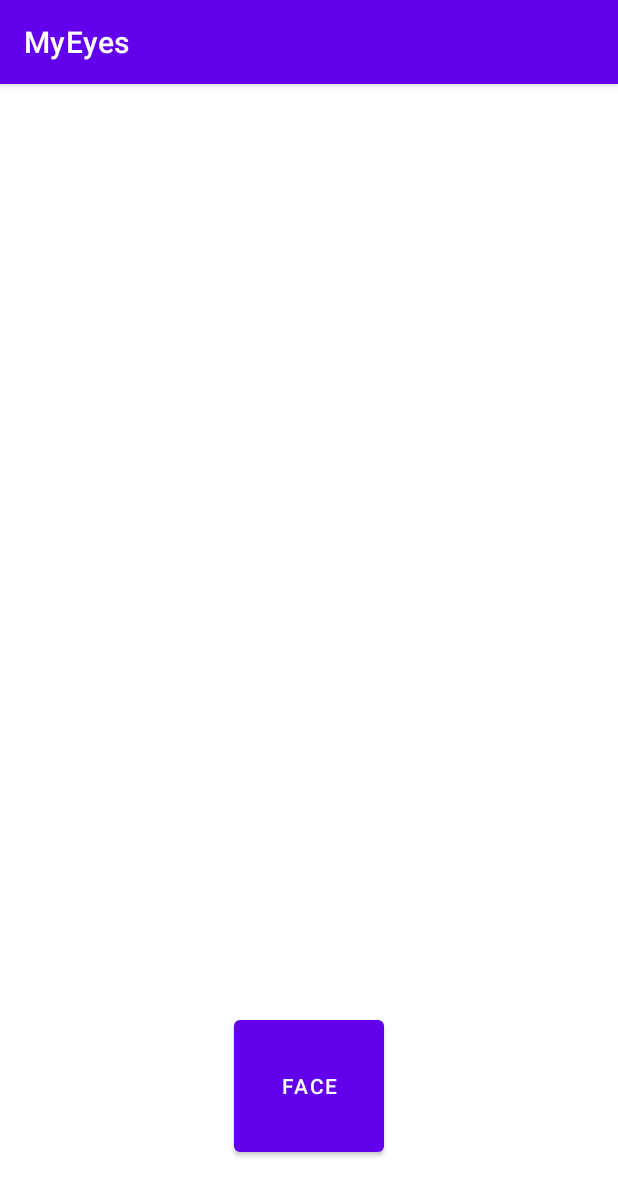
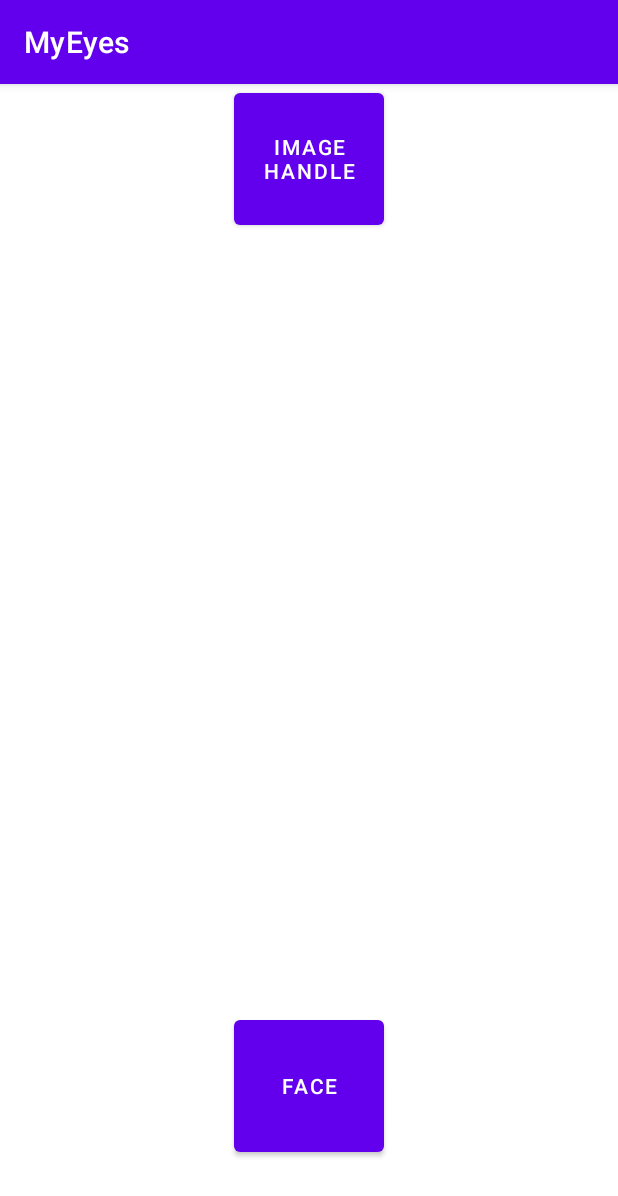
Before and after one commit to yxho/MyEyes, an Android app: the screen it shows after launch (MainActivity), on a phone screen of 412 x 824 dp. Shown: the top 1196 px of the screen. Run offline under Robolectric (Android 15) with nearby library versions, the phone set to English and light mode, and no system bars.

Commit message:
本地图片选择及显示

```diff
--- a/app/src/main/AndroidManifest.xml
+++ b/app/src/main/AndroidManifest.xml
@@ -18,7 +18,8 @@
         android:roundIcon="@mipmap/ic_launcher_round"
         android:supportsRtl="true"
         android:theme="@style/Theme.MyEyes">
-        <activity android:name=".PreviewViewActivity"></activity>
+        <activity android:name=".ImageProcessActivity"></activity>
+        <activity android:name=".PreviewViewActivity" />
         <activity android:name=".MainActivity">
             <intent-filter>
                 <action android:name="android.intent.action.MAIN" />
--- a/app/src/main/java/com/yxh/myeyes/MainActivity.java
+++ b/app/src/main/java/com/yxh/myeyes/MainActivity.java
@@ -1,34 +1,37 @@
 package com.yxh.myeyes;
-
 
 import android.content.Intent;
 import android.os.Bundle;
 import android.view.View;
 import android.widget.Button;
-
 import androidx.appcompat.app.AppCompatActivity;
-
 
 public class MainActivity extends AppCompatActivity {
     private String TAG = "MyEyes";
-
-
     @Override
     protected void onCreate(Bundle savedInstanceState) {
         super.onCreate(savedInstanceState);
         setContentView(R.layout.activity_main);
-        Button face_button = findViewById(R.id.face_button);
-        face_button.setOnClickListener(new View.OnClickListener() {
+        Button mFaceButton = findViewById(R.id.face_button);
+        Button mImageButton = findViewById(R.id.image_button);
+        mFaceButton.setOnClickListener(new View.OnClickListener() {
             @Override
             public void onClick(View v) {
-               Intent intent = new Intent(MainActivity.this,PreviewViewActivity.class);
-               String ability = "FaceRecognition";
-               intent.putExtra("ability",ability);
-               startActivity(intent);
+                Intent intent = new Intent(MainActivity.this, PreviewViewActivity.class);
+                String ability = "FaceRecognition";
+                intent.putExtra("ability", ability);
+                startActivity(intent);
             }
         });
 
+        mImageButton.setOnClickListener(new View.OnClickListener() {
+            @Override
+            public void onClick(View v) {
+                Intent intent = new Intent(MainActivity.this, ImageProcessActivity.class);
+                String ability = "FaceRecognition";
+                intent.putExtra("ability", ability);
+                startActivity(intent);
+            }
+        });
     }
-
-
 }
--- a/app/src/main/java/com/yxh/myeyes/PreviewViewActivity.java
+++ b/app/src/main/java/com/yxh/myeyes/PreviewViewActivity.java
@@ -73,7 +73,8 @@ public class PreviewViewActivity extends AppCompatActivity {
         camera_capture_button.setOnClickListener(new View.OnClickListener() {
             @Override
             public void onClick(View v) {
-                takePhoto();
+                //takePhoto();
+                onBackPressed();
             }
         });
 
--- a/app/src/main/res/layout/activity_main.xml
+++ b/app/src/main/res/layout/activity_main.xml
@@ -18,6 +18,18 @@
         app:layout_constraintBottom_toBottomOf="parent"
         android:elevation="2dp" />
 
+    <Button
+        android:id="@+id/image_button"
+        android:layout_width="100dp"
+        android:layout_height="100dp"
+        android:layout_marginBottom="50dp"
+        android:scaleType="fitCenter"
+        android:text="Image Handle"
+        app:layout_constraintLeft_toLeftOf="parent"
+        app:layout_constraintRight_toRightOf="parent"
+
+        android:elevation="2dp" />
+
 
 
 </androidx.constraintlayout.widget.ConstraintLayout>
```
Also changed, not shown: app/src/main/java/com/yxh/myeyes/ImageProcessActivity.java (added, +154 -0 lines), app/src/main/res/layout/activity_image_process.xml (added, +23 -0 lines).
